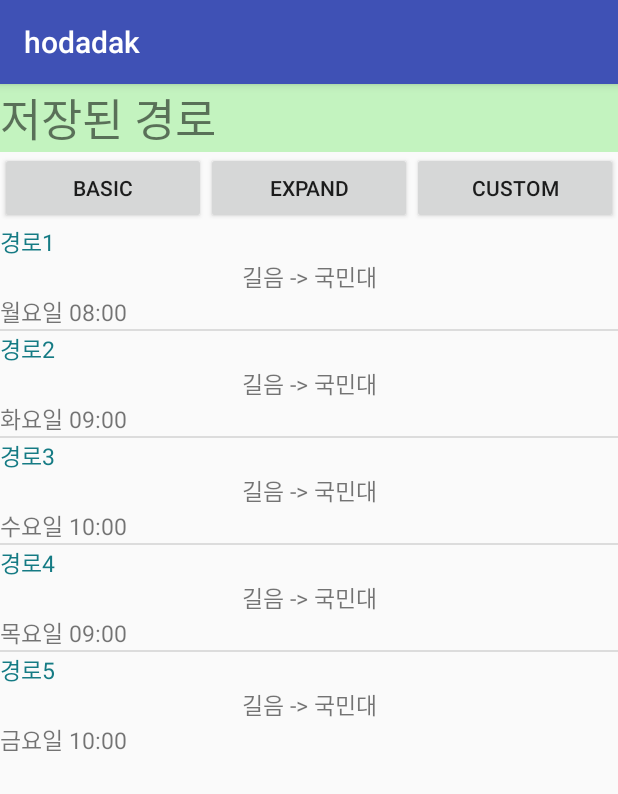
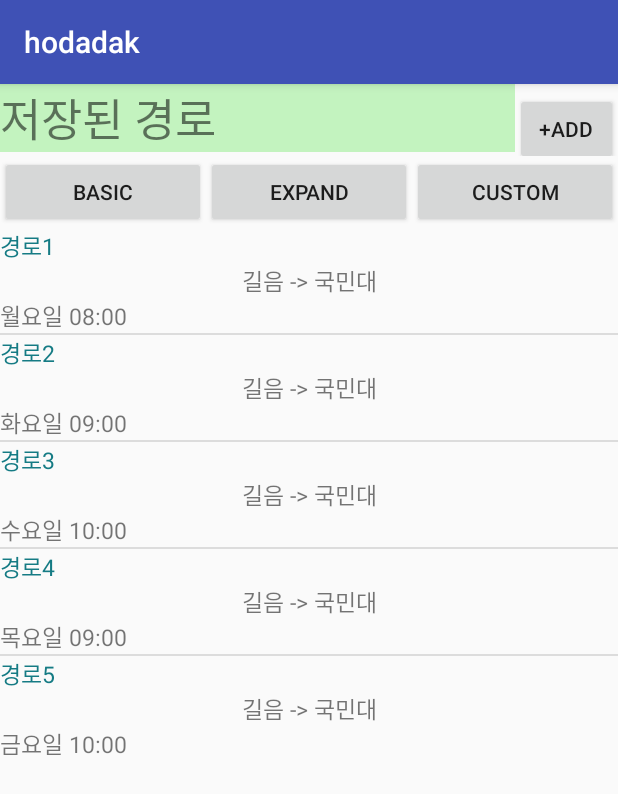
Before and after one commit to royeom/hodadak, an Android app: the screen it shows after launch (MainActivity), on a phone screen of 412 x 824 dp. Shown: the top 794 px of the screen. Run offline under Robolectric (Android 15) with nearby library versions, the light colour scheme and no system bars.

Commit message:
cha min jun

```diff
--- a/app/src/main/AndroidManifest.xml
+++ b/app/src/main/AndroidManifest.xml
@@ -16,6 +16,9 @@
                 <category android:name="android.intent.category.LAUNCHER" />
             </intent-filter>
         </activity>
+        <activity android:name=".AddPath"/>
+        <activity android:name=".DetailRouting"/>
+        <activity android:name=".SelectBus"/>
     </application>
 
 </manifest>
--- a/app/src/main/java/startup/project/com/hodadak/MainActivity.java
+++ b/app/src/main/java/startup/project/com/hodadak/MainActivity.java
@@ -13,6 +13,7 @@ import android.support.v4.app.NotificationCompat;
 import android.support.v7.app.AppCompatActivity;
 import android.os.Bundle;
 import android.view.View;
+import android.widget.Button;
 import android.widget.ListView;
 import android.widget.RemoteViews;
 
@@ -40,6 +41,18 @@ public class MainActivity extends AppCompatActivity {
     protected void onCreate(Bundle savedInstanceState) {
         super.onCreate(savedInstanceState);
         setContentView(R.layout.activity_main);
+
+        findViewById(R.id.mainAddBtn).setOnClickListener(
+                new Button.OnClickListener() {
+                    @Override
+                    public void onClick(View v) {
+                        Intent intent = new Intent(getApplicationContext(), AddPath.class);
+                        startActivity(intent);
+
+                    }
+                }
+        );
+
         String[] strDate = {"월요일 08:00", "화요일 09:00", "수요일 10:00", "목요일 09:00", "금요일 10:00"};
 
         ArrayList<ItemData> oData = new ArrayList<>();
@@ -56,6 +69,8 @@ public class MainActivity extends AppCompatActivity {
         m_oListView = (ListView)findViewById(R.id.listView);
         ListAdapter oAdapter = new ListAdapter(oData);
         m_oListView.setAdapter(oAdapter);
+
+
     }
 
     // 기본 알림
@@ -144,4 +159,5 @@ public class MainActivity extends AppCompatActivity {
         return builder;
 
     }
+
 }
--- a/app/src/main/res/layout/activity_add.xml
+++ b/app/src/main/res/layout/activity_add.xml
@@ -126,7 +126,7 @@
 
 
         <Button
-            android:id="@+id/button"
+            android:id="@+id/addDetailBtn"
             android:layout_width="wrap_content"
             android:layout_height="match_parent"
             android:text="ADD" />
--- a/app/src/main/res/layout/activity_main.xml
+++ b/app/src/main/res/layout/activity_main.xml
@@ -8,6 +8,10 @@
     android:layout_height="match_parent"
     tools:context=".MainActivity">
 
+    <LinearLayout
+        android:layout_width="match_parent"
+        android:layout_height="wrap_content"
+        android:orientation="horizontal">
         <TextView
             android:layout_width="match_parent"
             android:layout_height="wrap_content"
@@ -17,7 +21,15 @@
             android:background="#5658e44b"
             app:layout_constraintLeft_toLeftOf="parent"
             app:layout_constraintRight_toRightOf="parent"
-        app:layout_constraintTop_toTopOf="parent" />
+            app:layout_constraintTop_toTopOf="parent"
+            android:layout_weight="1"/>
+        <Button
+            android:layout_width="match_parent"
+            android:layout_height="wrap_content"
+            android:layout_weight="5"
+            android:id="@+id/mainAddBtn"
+            android:text="+Add"/>
+    </LinearLayout>
 
     <LinearLayout
         android:layout_width="match_parent"
```
Lines whose indentation alone changed are shown as unchanged.
